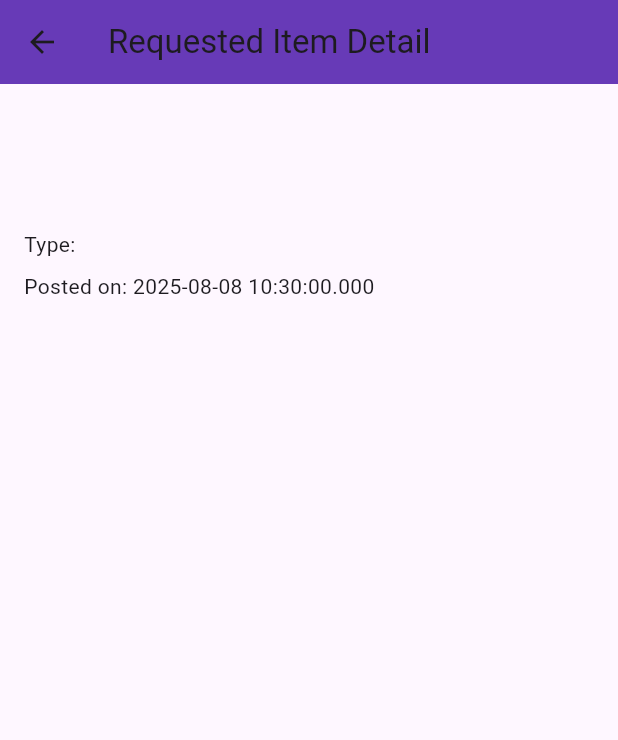
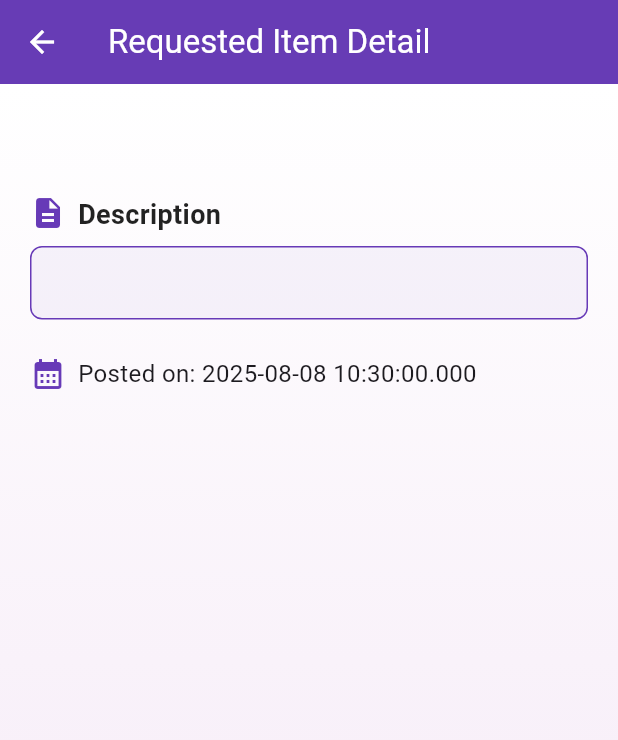
Before and after one commit to Khayooo/Final-Share-Mart-, a Flutter app: the RequestedItemDetailPage screen opened directly with empty values, on a phone screen of 412 x 824 dp. Shown: the top 740 px of the screen. Run offline on Flutter 3.47's test engine with Material 3 defaults, Android fonts, the phone set to English and light mode, and no system bars; our stand-ins replace cloud_firestore, file_picker, firebase_auth, firebase_core, firebase_database, image_picker; accounts and stored records are empty.

Commit message:
Refactor: Enhance UI of RequestItemDetailPage

```diff
--- a/lib/Screens/User/DetailsScreen/RequestItemDetailPage.dart
+++ b/lib/Screens/User/DetailsScreen/RequestItemDetailPage.dart
@@ -18,30 +18,104 @@ class RequestedItemDetailPage extends StatelessWidget {
 
     return Scaffold(
       appBar: AppBar(
-        title: const Text("Requested Item Detail"),
+        title: const Text(
+          "Requested Item Detail",
+          style: TextStyle(color: Colors.white),
+          textAlign: TextAlign.center,
+        ),
         backgroundColor: Colors.deepPurple,
+        iconTheme: const IconThemeData(color: Colors.white),
+        elevation: 4,
       ),
-      body: Padding(
-        padding: const EdgeInsets.all(16),
+      body: Container(
+        width: double.infinity,
+        padding: const EdgeInsets.all(20),
+        decoration: const BoxDecoration(
+          gradient: LinearGradient(
+            colors: [Colors.white, Color(0xFFF3E5F5)],
+            begin: Alignment.topCenter,
+            end: Alignment.bottomCenter,
+          ),
+        ),
         child: Column(
           crossAxisAlignment: CrossAxisAlignment.start,
           children: [
+            // Product Name
             Text(
               item['name'] ?? '',
-              style: const TextStyle(fontSize: 22, fontWeight: FontWeight.bold),
+              style: const TextStyle(
+                fontSize: 26,
+                fontWeight: FontWeight.bold,
+                color: Colors.deepPurple,
+              ),
+            ),
+            const SizedBox(height: 16),
+
+            // Description
+            Row(
+              crossAxisAlignment: CrossAxisAlignment.start,
+              children: const [
+                Icon(Icons.description, color: Colors.deepPurple),
+                SizedBox(width: 8),
+                Expanded(
+                  child: Text(
+                    "Description",
+                    style: TextStyle(
+                      fontSize: 18,
+                      fontWeight: FontWeight.bold,
+                      color: Colors.black87,
+                    ),
+                  ),
+                ),
+              ],
+            ),
+            const SizedBox(height: 8),
+
+// ✅ Add Container with border around description
+            Container(
+              width: double.infinity,
+              padding: const EdgeInsets.all(12),
+              decoration: BoxDecoration(
+                border: Border.all(color: Colors.deepPurple), // Border color
+                borderRadius: BorderRadius.circular(8), // Rounded corners
+                color: Colors.deepPurple.withOpacity(0.05), // Light background
+              ),
+              child: Text(
+                item['description'] ?? 'No description available.',
+                style: const TextStyle(fontSize: 16),
+              ),
+            ),
+
+            const SizedBox(height: 24),
+
+
+            // Posted On
+            Row(
+              children: [
+                const Icon(Icons.calendar_month, color: Colors.deepPurple),
+                const SizedBox(width: 8),
+                Text(
+                  "Posted on: ${date.toLocal()}",
+                  style: const TextStyle(fontSize: 16),
+                ),
+              ],
+            ),
+            const Spacer(),
+
+            // Action Buttons (if not owner)
+            if (item['userId'] != currentUserId)
+              Column(
+                crossAxisAlignment: CrossAxisAlignment.stretch,
+                children: [
+                  const Text(
+                    "Contact Options",
+                    style: TextStyle(
+                      fontSize: 18,
+                      fontWeight: FontWeight.w600,
+                      color: Colors.deepPurple,
+                    ),
                   ),
                   const SizedBox(height: 12),
-            Text(
-              item['description'] ?? '',
-              style: const TextStyle(fontSize: 18),
-            ),
-            const SizedBox(height: 12),
-            Text("Type: ${item['type']}"),
-            const SizedBox(height: 8),
-            Text("Posted on: $date"),
-            const Spacer(),
-
-            if (item['userId'] != currentUserId)
                   Row(
                     children: [
                       Expanded(
@@ -50,15 +124,12 @@ class RequestedItemDetailPage extends StatelessWidget {
                           label: "Chat",
                           color: Colors.deepPurple,
                           onPressed: () {
-
-print(item );
                             Navigator.push(
                               context,
                               MaterialPageRoute(
                                 builder: (_) => ChatWithUserScreen(
                                   currentUserId: currentUserId,
                                   receiverId: item['userId'],
-
                                   itemType: item['itemType'] ?? 'Unknown',
                                 ),
                               ),
@@ -90,6 +161,9 @@ print(item );
                       ),
                     ],
                   ),
+                ],
+              ),
+
             const SizedBox(height: 24),
           ],
         ),
@@ -108,9 +182,9 @@ print(item );
       style: ElevatedButton.styleFrom(
         backgroundColor: color.withOpacity(0.1),
         foregroundColor: color,
-        padding: const EdgeInsets.symmetric(vertical: 12),
+        padding: const EdgeInsets.symmetric(vertical: 14),
         shape: RoundedRectangleBorder(
-          borderRadius: BorderRadius.circular(10),
+          borderRadius: BorderRadius.circular(12),
         ),
         elevation: 0,
       ),
@@ -121,7 +195,7 @@ print(item );
           const SizedBox(width: 8),
           Text(
             label,
-            style: const TextStyle(fontWeight: FontWeight.bold),
+            style: const TextStyle(fontWeight: FontWeight.w600),
           ),
         ],
       ),
```
Lines whose indentation alone changed are shown as unchanged.
